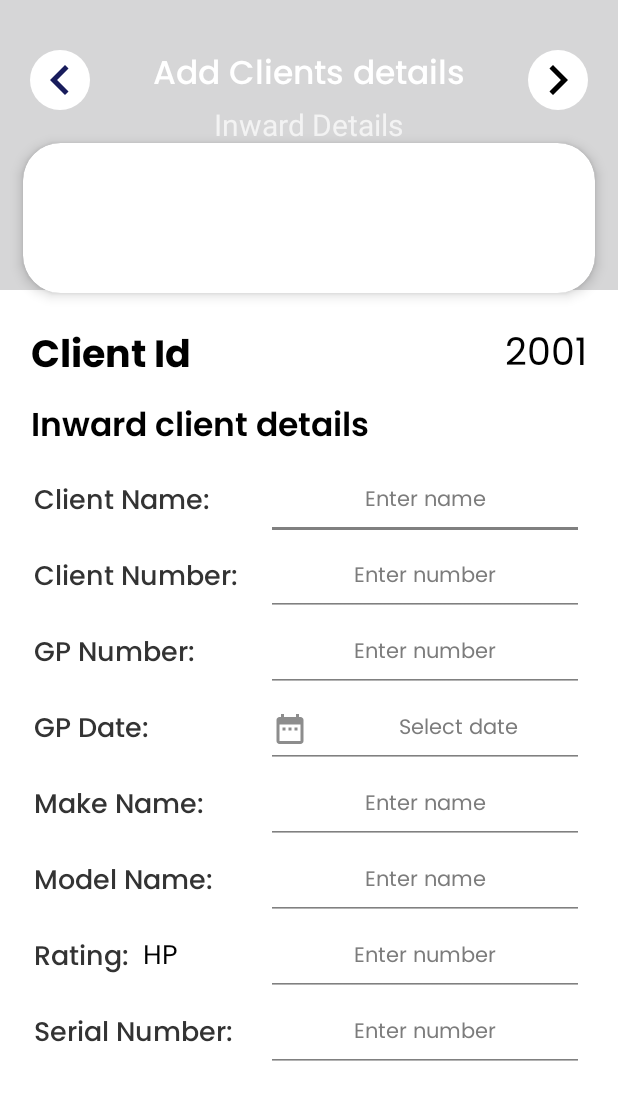
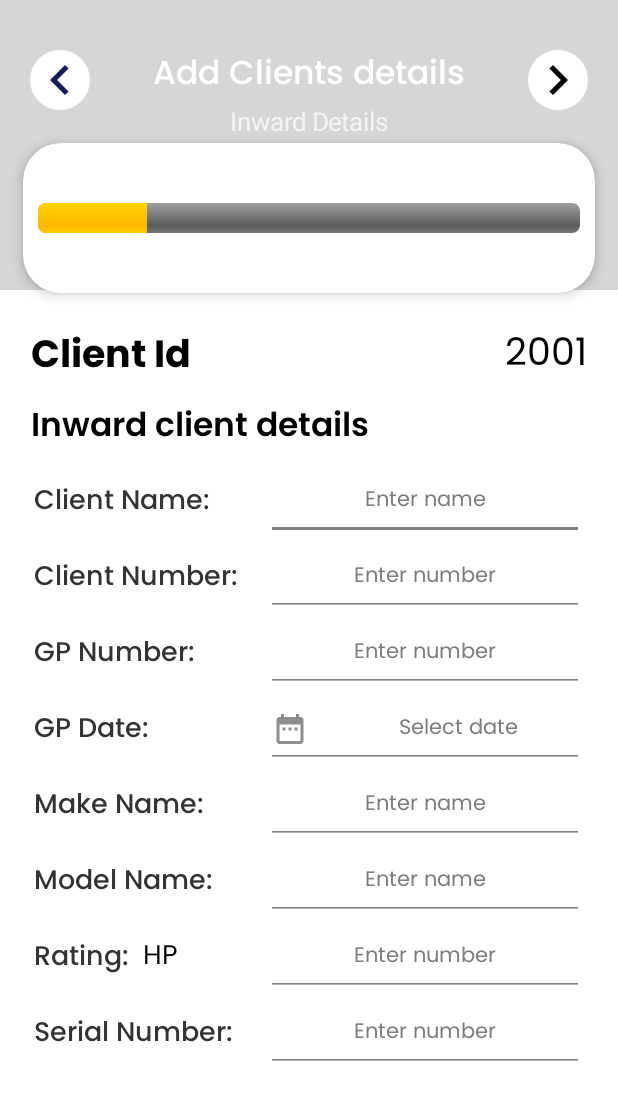
Before and after one commit to bhoraniaarshadali/Hi-Tech-Controls, an Android app: the AddDetailsActivity screen opened directly, with no data from a screen before it, on a phone screen of 412 x 824 dp. Shown: the top 1100 px of the screen. Run offline under Robolectric (Android 15) with nearby library versions, the phone set to English and light mode, and no system bars; libraries missing offline, so code that uses them is left out: cn.pedant.

Commit message:
AddDetailsActivity | progressbar apply

```diff
--- a/app/src/main/java/com/example/hi_tech_controls/AddDetailsActivity.java
+++ b/app/src/main/java/com/example/hi_tech_controls/AddDetailsActivity.java
@@ -4,6 +4,7 @@ import android.graphics.Color;
 import android.os.Bundle;
 import android.view.View;
 import android.widget.ImageView;
+import android.widget.ProgressBar;
 import android.widget.TextSwitcher;
 import android.widget.TextView;
 import android.widget.ViewSwitcher;
@@ -13,7 +14,10 @@ import androidx.fragment.app.Fragment;
 import androidx.fragment.app.FragmentManager;
 import androidx.fragment.app.FragmentTransaction;
 
+import com.example.hi_tech_controls.fragments.fill_four_fragment;
 import com.example.hi_tech_controls.fragments.fill_one_fragment;
+import com.example.hi_tech_controls.fragments.fill_three_fragment;
+import com.example.hi_tech_controls.fragments.fill_two_fragment;
 
 import cn.pedant.SweetAlert.SweetAlertDialog;
 
@@ -26,17 +30,18 @@ public class AddDetailsActivity extends AppCompatActivity {
             "Repairs Details",
             "Final Trial Check"
     };
-    ImageView addClientDtls_Back1;
-    ImageView addClientDtls_Next1;
+
     // Fragments
-    Fragment fillOneFragment;
-    Fragment fillTwoFragment;
-    Fragment fillThreeFragment;
-    Fragment fillFourFragment;
+    private Fragment fillOneFragment;
+    private Fragment fillTwoFragment;
+    private Fragment fillThreeFragment;
+    private Fragment fillFourFragment;
 
     // Current fragment index
-    int currentFragmentIndex = 0;
-    TextSwitcher textSwitcher;
+    private int currentFragmentIndex = 0;
+
+    // ProgressBar
+    private ProgressBar progressBar;
 
     @Override
     protected void onCreate(Bundle savedInstanceState) {
@@ -44,37 +49,42 @@ public class AddDetailsActivity extends AppCompatActivity {
         setContentView(R.layout.activity_add_details);
 
         // Initialize Fragments
-        fillOneFragment = new com.example.hi_tech_controls.fragments.fill_one_fragment();
-        fillTwoFragment = new com.example.hi_tech_controls.fragments.fill_two_fragment();
-        fillThreeFragment = new com.example.hi_tech_controls.fragments.fill_three_fragment();
-        fillFourFragment = new com.example.hi_tech_controls.fragments.fill_four_fragment();
+        fillOneFragment = new fill_one_fragment();
+        fillTwoFragment = new fill_two_fragment();
+        fillThreeFragment = new fill_three_fragment();
+        fillFourFragment = new fill_four_fragment();
 
         // Load First Fragment (Fill_one)
         loadFragment(fillOneFragment);
 
         // Find BACK
-        addClientDtls_Back1 = findViewById(R.id.addClientDtls_Back);
+        ImageView addClientDtls_Back1 = findViewById(R.id.addClientDtls_Back);
+
         // Implement BACK button
         addClientDtls_Back1.setOnClickListener(v -> goBack());
 
         // Find NEXT
-        addClientDtls_Next1 = findViewById(R.id.addClientDtls_Next);
+        ImageView addClientDtls_Next1 = findViewById(R.id.addClientDtls_Next);
+
         // Implement NEXT button
         addClientDtls_Next1.setOnClickListener(v -> loadNextFragment());
 
         // Find TextSwitcher
-        textSwitcher = findViewById(R.id.textSwitcher);
+        TextSwitcher textSwitcher = findViewById(R.id.textSwitcher);
         textSwitcher.setFactory(new ViewSwitcher.ViewFactory() {
             @Override
             public View makeView() {
                 TextView textView = new TextView(AddDetailsActivity.this);
-                textView.setTextSize(20);
+                textView.setTextSize(17);
                 return textView;
             }
         });
 
         // Set initial text
         textSwitcher.setText(switcherValues[currentFragmentIndex]);
+
+        // Find ProgressBar
+        progressBar = findViewById(R.id.progressBar);
     }
 
     // Fragment Method
@@ -95,16 +105,19 @@ public class AddDetailsActivity extends AppCompatActivity {
 
             if (currentFragmentIndex == 1) {
                 loadFragment(fillTwoFragment);
+                updateProgressBar(20); // Update progress to 20%
             } else if (currentFragmentIndex == 2) {
                 loadFragment(fillThreeFragment);
+                updateProgressBar(60); // Update progress to 60%
             } else if (currentFragmentIndex == 3) {
                 loadFragment(fillFourFragment);
+                updateProgressBar(80); // Update progress to 80%
             }
-
-            textSwitcher.setText(switcherValues[currentFragmentIndex]);
+            updateTextSwitcher();
         } else {
             // Handle as needed when all values have been cycled through
             successMessage();
+            updateProgressBar(100); // Update progress to 100%
         }
     }
 
@@ -115,17 +128,31 @@ public class AddDetailsActivity extends AppCompatActivity {
 
             if (currentFragmentIndex == 0) {
                 loadFragment(fillOneFragment);
+                updateProgressBar(0); // Update progress to 0%
             } else if (currentFragmentIndex == 1) {
                 loadFragment(fillTwoFragment);
+                updateProgressBar(20); // Update progress to 20%
             } else if (currentFragmentIndex == 2) {
                 loadFragment(fillThreeFragment);
+                updateProgressBar(60); // Update progress to 60%
             }
 
-            textSwitcher.setText(switcherValues[currentFragmentIndex]);
+            updateTextSwitcher();
         } else {
             // If the current fragment index is 0, handle as needed (e.g., go back to the previous activity)
             super.onBackPressed();
         }
+    }
+
+    // Method to update the TextSwitcher's text
+    private void updateTextSwitcher() {
+        TextSwitcher textSwitcher = findViewById(R.id.textSwitcher);
+        textSwitcher.setText(switcherValues[currentFragmentIndex]);
+    }
+
+    // Method to update the ProgressBar
+    private void updateProgressBar(int progress) {
+        progressBar.setProgress(progress);
     }
 
     public void successMessage() {
@@ -135,6 +162,6 @@ public class AddDetailsActivity extends AppCompatActivity {
                 .show();
         dialog.setConfirmButtonBackgroundColor(Color.parseColor("#181C5C"));
         dialog.setConfirmText("Okay");
+    }
 
-    }
 }
--- a/app/src/main/java/com/example/hi_tech_controls/MainActivity.java
+++ b/app/src/main/java/com/example/hi_tech_controls/MainActivity.java
@@ -25,11 +25,16 @@ public class MainActivity extends AppCompatActivity {
 
         // Initialize your UI elements
         showId = findViewById(R.id.showId);
+
         addClientBtn1 = findViewById(R.id.addClientBtn);
         viewClientBtn1 = findViewById(R.id.viewClientBtn);
         sharedPref = new SharedPrefHelper(this);
 
+        // Retrieve clientId from SharedPreferences
+        String clientId = sharedPref.getString("client_id", "");
 
+        // Set clientId to the showId TextView
+        showId.setText(clientId);
 
         ImageView logout_btn_layout = findViewById(R.id.logout_btn);
 
--- /dev/null
+++ b/app/src/main/java/com/example/hi_tech_controls/progressbar/main_progress.java
@@ -0,0 +1,4 @@
+package com.example.hi_tech_controls.progressbar;
+
+public class main_progress {
+}
--- /dev/null
+++ b/app/src/main/java/com/example/hi_tech_controls/progressbar/status_progress.java
@@ -0,0 +1,4 @@
+package com.example.hi_tech_controls.progressbar;
+
+public class status_progress {
+}
--- a/app/src/main/res/layout/activity_add_details.xml
+++ b/app/src/main/res/layout/activity_add_details.xml
@@ -92,6 +92,16 @@
         app:cardElevation="5dp"
         tools:ignore="TextSizeCheck">
 
+        <ProgressBar
+            android:id="@+id/progressBar"
+            style="@android:style/Widget.ProgressBar.Horizontal"
+            android:layout_width="match_parent"
+            android:layout_height="wrap_content"
+            android:layout_gravity="center"
+            android:layout_margin="10sp"
+            android:max="100"
+            android:progress="20" />
+
     </androidx.cardview.widget.CardView>
 
     <!--        fragment (fill_one)-->
```
